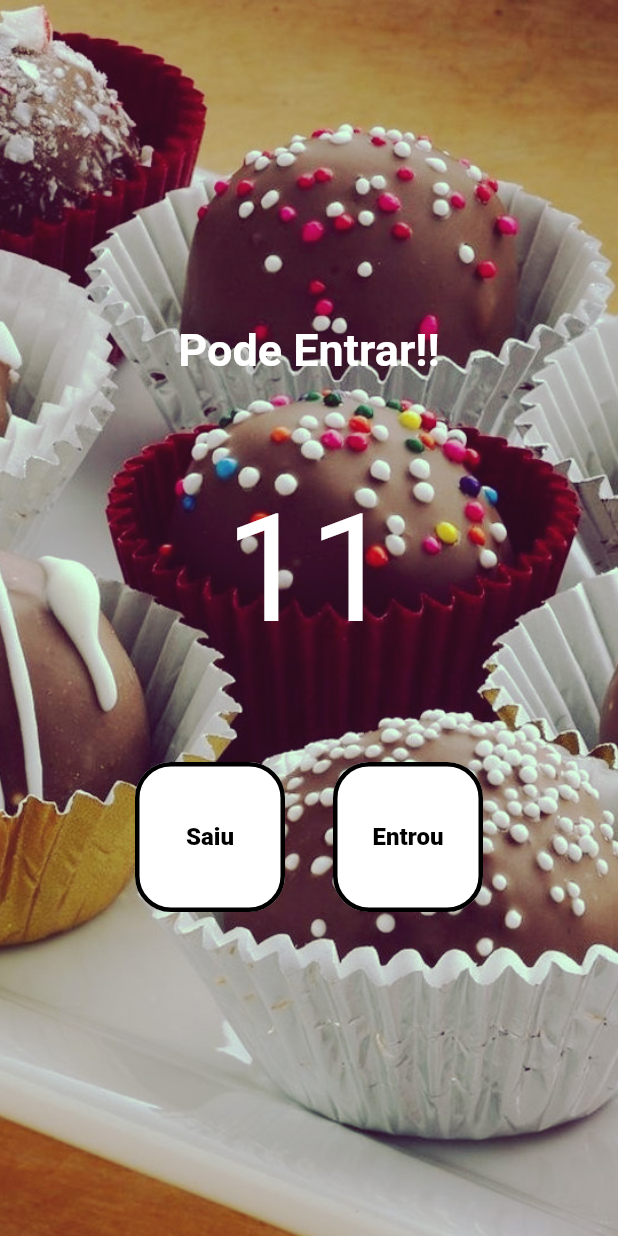
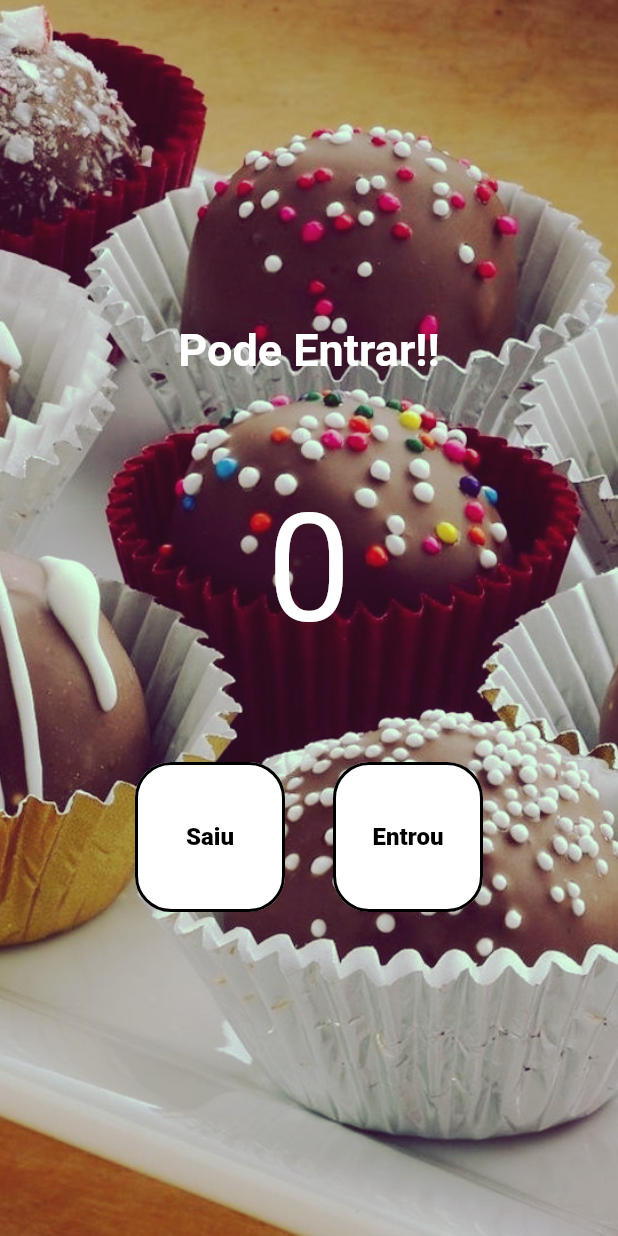
Before and after one commit to zamuelfernandes/contador, a Flutter app: the screen it shows after launch, on a phone screen of 412 x 824 dp. Run offline on Flutter 3.47's test engine with Material 2 defaults, Android fonts, the phone set to English and light mode, and no system bars.

Commit message:
Aplicando gerência de estado ao contador

```diff
--- a/lib/main.dart
+++ b/lib/main.dart
@@ -10,22 +10,33 @@ class MyApp extends StatelessWidget {
 
   @override
   Widget build(BuildContext context) {
-    return const MaterialApp(
-      debugShowCheckedModeBanner: false, // REMOVER O DEBUG
+    return MaterialApp(
+      debugShowCheckedModeBanner: false, // REMOVER A ETIQUETA DEBUG
       home: HomePage(),
     );
   }
 }
 
-class HomePage extends StatelessWidget {
+class HomePage extends StatefulWidget {
   const HomePage({Key? key}) : super(key: key);
 
+  @override
+  State<HomePage> createState() => _HomePageState();
+}
+
+class _HomePageState extends State<HomePage> {
+  int count = 0;
+
   void decrement() {
-    print('Decrement');
+    setState(() {
+      count--;
+    });
   }
 
   void increment() {
-    print('Increment');
+    setState(() {
+      count++;
+    });
   }
 
   @override
@@ -54,11 +65,11 @@ class HomePage extends StatelessWidget {
             ),
 
             //CAMPO DO VALOR
-            const Padding(
-              padding: EdgeInsets.all(70),
+            Padding(
+              padding: const EdgeInsets.all(70),
               child: Text(
-                '11',
-                style: TextStyle(
+                '$count',
+                style: const TextStyle(
                   fontSize: 100,
                   color: Colors.white,
                 ),
@@ -76,7 +87,10 @@ class HomePage extends StatelessWidget {
                     fixedSize: const Size(100, 100),
                     primary: Colors.black,
                     shape: RoundedRectangleBorder(
-                      side: const BorderSide(color: Colors.black, width: 3),
+                      side: const BorderSide(
+                        color: Colors.black,
+                        width: 2,
+                      ),
                       borderRadius: BorderRadius.circular(24),
                     ),
                   ),
@@ -98,7 +112,10 @@ class HomePage extends StatelessWidget {
                     fixedSize: const Size(100, 100),
                     primary: Colors.black,
                     shape: RoundedRectangleBorder(
-                      side: const BorderSide(color: Colors.black, width: 3),
+                      side: const BorderSide(
+                        color: Colors.black,
+                        width: 2,
+                      ),
                       borderRadius: BorderRadius.circular(24),
                     ),
                   ),
```
